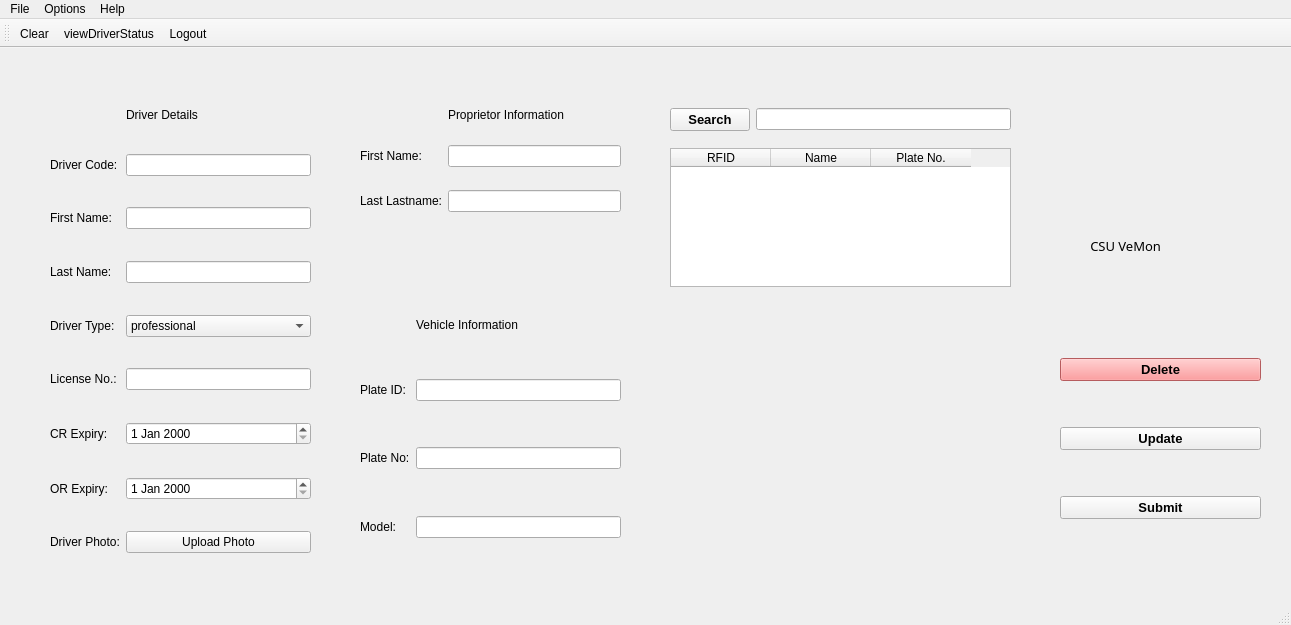
First picture: the form in ui/AdminMain.ui, repository AlienWolfX/CSU-RFID-PYQT6, before the edit.
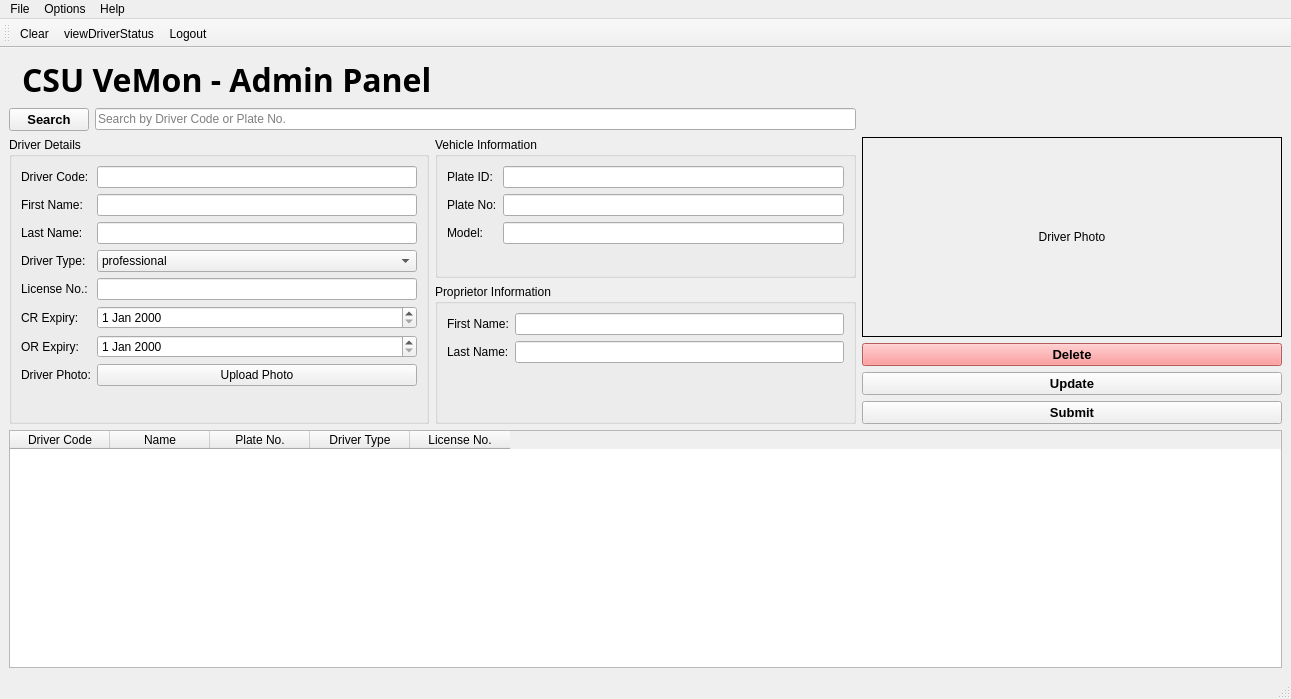
Second picture: the form after the edit. Icons and pictures are not drawn.

Commit message: Refactor UI layout and implement RFID tag reader functionality

Diff of the .ui file:
```diff
--- a/ui/AdminMain.ui
+++ b/ui/AdminMain.ui
@@ -7,7 +7,7 @@
     <x>0</x>
     <y>0</y>
     <width>1291</width>
-    <height>625</height>
+    <height>699</height>
    </rect>
   </property>
   <property name="windowTitle">
@@ -18,106 +18,128 @@
     <normaloff>../images/csuLogo.png</normaloff>../images/csuLogo.png</iconset>
   </property>
   <widget class="QWidget" name="centralwidget">
-   <widget class="QWidget" name="formLayoutWidget">
-    <property name="geometry">
-     <rect>
-      <x>50</x>
-      <y>60</y>
-      <width>261</width>
-      <height>471</height>
-     </rect>
-    </property>
-    <layout class="QFormLayout" name="formLayout">
-     <item row="1" column="1">
-      <spacer name="verticalSpacer_8">
+   <layout class="QGridLayout" name="mainGrid">
+    <item row="0" column="0" colspan="3">
+     <layout class="QHBoxLayout" name="headerLayout">
+      <item>
+       <widget class="QLabel" name="csuLogo">
+        <property name="maximumSize">
+         <size>
+          <width>120</width>
+          <height>120</height>
+         </size>
+        </property>
+        <property name="pixmap">
+         <pixmap>../images/csuLogo.png</pixmap>
+        </property>
+        <property name="scaledContents">
+         <bool>true</bool>
+        </property>
+       </widget>
+      </item>
+      <item>
+       <widget class="QLabel" name="csuLabel">
+        <property name="font">
+         <font>
+          <family>MS Reference Sans Serif</family>
+          <pointsize>24</pointsize>
+          <weight>75</weight>
+          <bold>true</bold>
+         </font>
+        </property>
+        <property name="text">
+         <string>CSU VeMon - Admin Panel</string>
+        </property>
+       </widget>
+      </item>
+      <item>
+       <spacer name="headerSpacer">
        <property name="orientation">
-        <enum>Qt::Vertical</enum>
+         <enum>Qt::Horizontal</enum>
        </property>
        <property name="sizeHint" stdset="0">
         <size>
-         <width>20</width>
-         <height>40</height>
+          <width>40</width>
+          <height>20</height>
         </size>
        </property>
       </spacer>
      </item>
+     </layout>
+    </item>
+    <item row="1" column="0" colspan="2">
+     <layout class="QHBoxLayout" name="searchLayout">
+      <item>
+       <widget class="QPushButton" name="searchButton">
+        <property name="font">
+         <font>
+          <pointsize>10</pointsize>
+          <weight>75</weight>
+          <bold>true</bold>
+         </font>
+        </property>
+        <property name="text">
+         <string>Search</string>
+        </property>
+        <property name="icon">
+         <iconset>
+          <normaloff>../images/search.svg</normaloff>../images/search.svg</iconset>
+        </property>
+       </widget>
+      </item>
+      <item>
+       <widget class="QLineEdit" name="searchValue">
+        <property name="placeholderText">
+         <string>Search by Driver Code or Plate No.</string>
+        </property>
+       </widget>
+      </item>
+     </layout>
+    </item>
      <item row="2" column="0">
+     <widget class="QGroupBox" name="driverGroup">
+      <property name="title">
+       <string>Driver Details</string>
+      </property>
+      <layout class="QFormLayout" name="driverFormLayout">
+       <item row="0" column="0">
       <widget class="QLabel" name="rfidLabel">
        <property name="text">
         <string>Driver Code:</string>
        </property>
       </widget>
      </item>
-     <item row="2" column="1">
+       <item row="0" column="1">
       <widget class="QLineEdit" name="driver_codeValue"/>
      </item>
-     <item row="3" column="1">
-      <spacer name="verticalSpacer">
-       <property name="orientation">
-        <enum>Qt::Vertical</enum>
-       </property>
-       <property name="sizeHint" stdset="0">
-        <size>
-         <width>20</width>
-         <height>40</height>
-        </size>
-       </property>
-      </spacer>
-     </item>
-     <item row="4" column="0">
+       <item row="1" column="0">
       <widget class="QLabel" name="first_nameLabel">
        <property name="text">
         <string>First Name:</string>
        </property>
       </widget>
      </item>
-     <item row="4" column="1">
+       <item row="1" column="1">
       <widget class="QLineEdit" name="dfirst_nameValue"/>
      </item>
-     <item row="5" column="1">
-      <spacer name="verticalSpacer_2">
-       <property name="orientation">
-        <enum>Qt::Vertical</enum>
-       </property>
-       <property name="sizeHint" stdset="0">
-        <size>
-         <width>20</width>
-         <height>40</height>
-        </size>
-       </property>
-      </spacer>
-     </item>
-     <item row="6" column="0">
+       <item row="2" column="0">
       <widget class="QLabel" name="last_nameLabel">
        <property name="text">
         <string>Last Name:</string>
        </property>
       </widget>
      </item>
-     <item row="6" column="1">
+       <item row="2" column="1">
       <widget class="QLineEdit" name="dlast_nameValue"/>
      </item>
-     <item row="7" column="1">
-      <spacer name="verticalSpacer_3">
-       <property name="orientation">
-        <enum>Qt::Vertical</enum>
-       </property>
-       <property name="sizeHint" stdset="0">
-        <size>
-         <width>20</width>
-         <height>40</height>
-        </size>
-       </property>
-      </spacer>
-     </item>
-     <item row="8" column="0">
+       <item row="3" column="0">
       <widget class="QLabel" name="driver_typeLabel">
        <property name="text">
         <string>Driver Type:</string>
        </property>
       </widget>
      </item>
-     <item row="8" column="1">
+       <item row="3" column="1">
       <widget class="QComboBox" name="driverTypeComboBox">
        <item>
         <property name="text">
@@ -136,347 +158,154 @@
        </item>
       </widget>
      </item>
-     <item row="9" column="1">
-      <spacer name="verticalSpacer_4">
-       <property name="orientation">
-        <enum>Qt::Vertical</enum>
-       </property>
-       <property name="sizeHint" stdset="0">
-        <size>
-         <width>20</width>
-         <height>40</height>
-        </size>
-       </property>
-      </spacer>
-     </item>
-     <item row="10" column="0">
+       <item row="4" column="0">
       <widget class="QLabel" name="licenseLabel">
        <property name="text">
         <string>License No.:</string>
        </property>
       </widget>
      </item>
-     <item row="10" column="1">
+       <item row="4" column="1">
       <widget class="QLineEdit" name="license_noValue"/>
      </item>
-     <item row="11" column="1">
-      <spacer name="verticalSpacer_5">
-       <property name="orientation">
-        <enum>Qt::Vertical</enum>
-       </property>
-       <property name="sizeHint" stdset="0">
-        <size>
-         <width>20</width>
-         <height>40</height>
-        </size>
-       </property>
-      </spacer>
-     </item>
-     <item row="12" column="0">
+       <item row="5" column="0">
       <widget class="QLabel" name="licenseLabel_2">
        <property name="text">
         <string>CR Expiry:</string>
        </property>
       </widget>
      </item>
-     <item row="12" column="1">
+       <item row="5" column="1">
       <widget class="QDateEdit" name="crExpiry"/>
      </item>
-     <item row="13" column="1">
-      <spacer name="verticalSpacer_6">
-       <property name="orientation">
-        <enum>Qt::Vertical</enum>
-       </property>
-       <property name="sizeHint" stdset="0">
-        <size>
-         <width>20</width>
-         <height>40</height>
-        </size>
-       </property>
-      </spacer>
-     </item>
-     <item row="14" column="0">
+       <item row="6" column="0">
       <widget class="QLabel" name="licenseLabel_3">
        <property name="text">
         <string>OR Expiry:</string>
        </property>
       </widget>
      </item>
-     <item row="14" column="1">
+       <item row="6" column="1">
       <widget class="QDateEdit" name="orExpiry"/>
      </item>
-     <item row="15" column="1">
-      <spacer name="verticalSpacer_7">
-       <property name="orientation">
-        <enum>Qt::Vertical</enum>
-       </property>
-       <property name="sizeHint" stdset="0">
-        <size>
-         <width>20</width>
-         <height>40</height>
-        </size>
-       </property>
-      </spacer>
-     </item>
-     <item row="16" column="0">
+       <item row="7" column="0">
       <widget class="QLabel" name="licenseLabel_4">
        <property name="text">
         <string>Driver Photo:</string>
        </property>
       </widget>
      </item>
-     <item row="16" column="1">
+       <item row="7" column="1">
       <widget class="QPushButton" name="uploadButton">
        <property name="text">
         <string>Upload Photo</string>
        </property>
       </widget>
      </item>
-     <item row="17" column="1">
-      <spacer name="verticalSpacer_9">
-       <property name="orientation">
-        <enum>Qt::Vertical</enum>
-       </property>
-       <property name="sizeHint" stdset="0">
-        <size>
-         <width>20</width>
-         <height>40</height>
-        </size>
-       </property>
-      </spacer>
-     </item>
-     <item row="0" column="1">
-      <widget class="QLabel" name="registerLabel">
-       <property name="text">
-        <string>Driver Details</string>
-       </property>
-      </widget>
-     </item>
-    </layout>
-   </widget>
-   <widget class="QWidget" name="formLayoutWidget_2">
-    <property name="geometry">
-     <rect>
-      <x>360</x>
-      <y>270</y>
-      <width>261</width>
-      <height>261</height>
-     </rect>
-    </property>
-    <layout class="QFormLayout" name="formLayout_2">
-     <item row="0" column="1">
-      <widget class="QLabel" name="registerLabel_2">
-       <property name="text">
+      </layout>
+     </widget>
+    </item>
+    <item row="2" column="1">
+     <layout class="QVBoxLayout" name="middlePanelLayout">
+      <item>
+       <widget class="QGroupBox" name="vehicleGroup">
+        <property name="title">
         <string>Vehicle Information</string>
        </property>
-      </widget>
-     </item>
-     <item row="1" column="1">
-      <spacer name="verticalSpacer_10">
-       <property name="orientation">
-        <enum>Qt::Vertical</enum>
-       </property>
-       <property name="sizeHint" stdset="0">
-        <size>
-         <width>20</width>
-         <height>40</height>
-        </size>
-       </property>
-      </spacer>
-     </item>
-     <item row="2" column="0">
+        <layout class="QFormLayout" name="vehicleFormLayout">
+         <item row="0" column="0">
       <widget class="QLabel" name="rfidLabel_2">
        <property name="text">
-        <string>Plate ID: </string>
+            <string>Plate ID:</string>
        </property>
       </widget>
      </item>
-     <item row="2" column="1">
+         <item row="0" column="1">
       <widget class="QLineEdit" name="plate_idValue"/>
      </item>
-     <item row="3" column="1">
-      <spacer name="verticalSpacer_11">
-       <property name="orientation">
-        <enum>Qt::Vertical</enum>
-       </property>
-       <property name="sizeHint" stdset="0">
-        <size>
-         <width>20</width>
-         <height>40</height>
-        </size>
-       </property>
-      </spacer>
-     </item>
-     <item row="4" column="0">
+         <item row="1" column="0">
       <widget class="QLabel" name="first_nameLabel_2">
        <property name="text">
         <string>Plate No:</string>
        </property>
       </widget>
      </item>
-     <item row="4" column="1">
+         <item row="1" column="1">
       <widget class="QLineEdit" name="plate_noValue"/>
      </item>
-     <item row="5" column="1">
-      <spacer name="verticalSpacer_12">
-       <property name="orientation">
-        <enum>Qt::Vertical</enum>
-       </property>
-       <property name="sizeHint" stdset="0">
-        <size>
-         <width>20</width>
-         <height>40</height>
-        </size>
-       </property>
-      </spacer>
-     </item>
-     <item row="6" column="0">
+         <item row="2" column="0">
       <widget class="QLabel" name="last_nameLabel_2">
        <property name="text">
         <string>Model:</string>
        </property>
       </widget>
      </item>
-     <item row="6" column="1">
+         <item row="2" column="1">
       <widget class="QLineEdit" name="modelValue"/>
      </item>
-     <item row="7" column="1">
-      <spacer name="verticalSpacer_13">
-       <property name="orientation">
-        <enum>Qt::Vertical</enum>
-       </property>
-       <property name="sizeHint" stdset="0">
-        <size>
-         <width>20</width>
-         <height>40</height>
-        </size>
-       </property>
-      </spacer>
-     </item>
-    </layout>
-   </widget>
-   <widget class="QWidget" name="formLayoutWidget_3">
-    <property name="geometry">
-     <rect>
-      <x>360</x>
-      <y>60</y>
-      <width>261</width>
-      <height>121</height>
-     </rect>
-    </property>
-    <layout class="QFormLayout" name="formLayout_3">
-     <item row="2" column="0">
+        </layout>
+       </widget>
+      </item>
+      <item>
+       <widget class="QGroupBox" name="proprietorGroup">
+        <property name="title">
+         <string>Proprietor Information</string>
+        </property>
+        <layout class="QFormLayout" name="proprietorFormLayout">
+         <item row="0" column="0">
       <widget class="QLabel" name="rfidLabel_3">
        <property name="text">
         <string>First Name:</string>
        </property>
       </widget>
      </item>
-     <item row="2" column="1">
+         <item row="0" column="1">
       <widget class="QLineEdit" name="pfirst_nameValue"/>
      </item>
-     <item row="4" column="0">
+         <item row="1" column="0">
       <widget class="QLabel" name="first_nameLabel_3">
        <property name="text">
-        <string>Last Lastname:</string>
+            <string>Last Name:</string>
        </property>
       </widget>
      </item>
-     <item row="4" column="1">
+         <item row="1" column="1">
       <widget class="QLineEdit" name="plast_nameValue"/>
      </item>
-     <item row="0" column="1">
-      <widget class="QLabel" name="registerLabel_3">
-       <property name="text">
-        <string>Proprietor Information</string>
-       </property>
-      </widget>
-     </item>
-     <item row="1" column="1">
-      <spacer name="verticalSpacer_14">
-       <property name="orientation">
-        <enum>Qt::Vertical</enum>
-       </property>
-       <property name="sizeHint" stdset="0">
-        <size>
-         <width>20</width>
-         <height>40</height>
-        </size>
-       </property>
-      </spacer>
-     </item>
-     <item row="3" column="1">
-      <spacer name="verticalSpacer_15">
-       <property name="orientation">
-        <enum>Qt::Vertical</enum>
-       </property>
-       <property name="sizeHint" stdset="0">
-        <size>
-         <width>20</width>
-         <height>40</height>
-        </size>
-       </property>
-      </spacer>
-     </item>
-     <item row="5" column="1">
-      <spacer name="verticalSpacer_16">
-       <property name="orientation">
-        <enum>Qt::Vertical</enum>
-       </property>
-       <property name="sizeHint" stdset="0">
-        <size>
-         <width>20</width>
-         <height>40</height>
-        </size>
-       </property>
-      </spacer>
-     </item>
-    </layout>
-   </widget>
-   <widget class="QWidget" name="verticalLayoutWidget">
-    <property name="geometry">
-     <rect>
-      <x>670</x>
-      <y>270</y>
-      <width>341</width>
-      <height>261</height>
-     </rect>
-    </property>
-    <layout class="QVBoxLayout" name="verticalLayout_2">
+        </layout>
+       </widget>
+      </item>
+     </layout>
+    </item>
+    <item row="2" column="2">
+     <layout class="QVBoxLayout" name="rightPanelLayout">
      <item>
       <widget class="QLabel" name="userPhoto">
+        <property name="sizePolicy">
+         <sizepolicy hsizetype="Expanding" vsizetype="Expanding">
+          <horstretch>1</horstretch>
+          <verstretch>1</verstretch>
+         </sizepolicy>
+        </property>
+        <property name="minimumSize">
+         <size>
+          <width>200</width>
+          <height>200</height>
+         </size>
+        </property>
+        <property name="frameShape">
+         <enum>QFrame::Box</enum>
+        </property>
        <property name="text">
-        <string/>
+         <string>Driver Photo</string>
        </property>
        <property name="scaledContents">
         <bool>true</bool>
        </property>
-      </widget>
-     </item>
-    </layout>
-   </widget>
-   <widget class="QWidget" name="verticalLayoutWidget_2">
-    <property name="geometry">
-     <rect>
-      <x>1060</x>
-      <y>270</y>
-      <width>201</width>
-      <height>241</height>
-     </rect>
-    </property>
-    <layout class="QVBoxLayout" name="verticalLayout_3">
-     <item>
-      <spacer name="verticalSpacer_22">
-       <property name="orientation">
-        <enum>Qt::Vertical</enum>
-       </property>
-       <property name="sizeHint" stdset="0">
-        <size>
-         <width>20</width>
-         <height>40</height>
-        </size>
-       </property>
-      </spacer>
+        <property name="alignment">
+         <set>Qt::AlignCenter</set>
+        </property>
+       </widget>
      </item>
      <item>
       <widget class="QPushButton" name="deleteButton">
@@ -499,19 +328,6 @@
        </property>
       </widget>
      </item>
-     <item>
-      <spacer name="verticalSpacer_19">
-       <property name="orientation">
-        <enum>Qt::Vertical</enum>
-       </property>
-       <property name="sizeHint" stdset="0">
-        <size>
-         <width>20</width>
-         <height>40</height>
-        </size>
-       </property>
-      </spacer>
-     </item>
      <item>
       <widget class="QPushButton" name="updateButton">
        <property name="font">
@@ -521,9 +337,6 @@
          <bold>true</bold>
         </font>
        </property>
-       <property name="styleSheet">
-        <string notr="true"/>
-       </property>
        <property name="text">
         <string>Update</string>
        </property>
@@ -533,19 +346,6 @@
        </property>
       </widget>
      </item>
-     <item>
-      <spacer name="verticalSpacer_20">
-       <property name="orientation">
-        <enum>Qt::Vertical</enum>
-       </property>
-       <property name="sizeHint" stdset="0">
-        <size>
-         <width>20</width>
-         <height>40</height>
-        </size>
-       </property>
-      </spacer>
-     </item>
      <item>
       <widget class="QPushButton" name="submitButton">
        <property name="font">
@@ -555,9 +355,6 @@
          <bold>true</bold>
         </font>
        </property>
-       <property name="styleSheet">
-        <string notr="true"/>
-       </property>
        <property name="text">
         <string>Submit</string>
        </property>
@@ -567,98 +364,28 @@
        </property>
       </widget>
      </item>
-     <item>
-      <spacer name="verticalSpacer_21">
-       <property name="orientation">
-        <enum>Qt::Vertical</enum>
-       </property>
-       <property name="sizeHint" stdset="0">
-        <size>
-         <width>20</width>
-         <height>40</height>
-        </size>
-       </property>
-      </spacer>
-     </item>
-    </layout>
-   </widget>
-   <widget class="QWidget" name="formLayoutWidget_4">
-    <property name="geometry">
-     <rect>
-      <x>670</x>
-      <y>60</y>
-      <width>341</width>
-      <height>41</height>
-     </rect>
-    </property>
-    <layout class="QFormLayout" name="formLayout_5">
-     <item row="1" column="1">
-      <widget class="QLineEdit" name="searchValue"/>
-     </item>
-     <item row="1" column="0">
-      <widget class="QPushButton" name="searchButton">
-       <property name="font">
-        <font>
-         <pointsize>10</pointsize>
-         <weight>75</weight>
-         <bold>true</bold>
-        </font>
-       </property>
-       <property name="styleSheet">
-        <string notr="true"/>
-       </property>
-       <property name="text">
-        <string>Search</string>
-       </property>
-       <property name="icon">
-        <iconset>
-         <normaloff>../images/search.svg</normaloff>../images/search.svg</iconset>
-       </property>
-      </widget>
-     </item>
-     <item row="2" column="1">
-      <spacer name="verticalSpacer_17">
-       <property name="orientation">
-        <enum>Qt::Vertical</enum>
-       </property>
-       <property name="sizeHint" stdset="0">
-        <size>
-         <width>20</width>
-         <height>40</height>
-        </size>
-       </property>
-      </spacer>
-     </item>
-     <item row="2" column="0">
-      <spacer name="verticalSpacer_18">
-       <property name="orientation">
-        <enum>Qt::Vertical</enum>
-       </property>
-       <property name="sizeHint" stdset="0">
-        <size>
-         <width>20</width>
-         <height>40</height>
-        </size>
-       </property>
-      </spacer>
-     </item>
-    </layout>
-   </widget>
+     </layout>
+    </item>
+    <item row="3" column="0" colspan="3">
    <widget class="QTableWidget" name="detailsTable">
-    <property name="geometry">
-     <rect>
-      <x>670</x>
-      <y>100</y>
-      <width>341</width>
-      <height>139</height>
-     </rect>
+      <property name="sizePolicy">
+       <sizepolicy hsizetype="Expanding" vsizetype="Expanding">
+        <horstretch>1</horstretch>
+        <verstretch>1</verstretch>
+       </sizepolicy>
+      </property>
+      <property name="minimumSize">
+       <size>
+        <width>0</width>
+        <height>150</height>
+       </size>
     </property>
     <property name="editTriggers">
      <set>QAbstractItemView::NoEditTriggers</set>
     </property>
     <column>
      <property name="text">
-      <string>RFID</string>
+        <string>Driver Code</string>
      </property>
     </column>
     <column>
@@ -671,60 +398,19 @@
       <string>Plate No.</string>
      </property>
     </column>
-   </widget>
-   <widget class="QWidget" name="verticalLayoutWidget_3">
-    <property name="geometry">
-     <rect>
-      <x>1070</x>
-      <y>60</y>
-      <width>142</width>
-      <height>181</height>
-     </rect>
-    </property>
-    <layout class="QVBoxLayout" name="verticalLayout_4">
-     <item>
-      <widget class="QLabel" name="csuLogo">
-       <property name="sizePolicy">
-        <sizepolicy hsizetype="Preferred" vsizetype="Preferred">
-         <horstretch>0</horstretch>
-         <verstretch>0</verstretch>
-        </sizepolicy>
-       </property>
-       <property name="maximumSize">
-        <size>
-         <width>140</width>
-         <height>130</height>
-        </size>
-       </property>
-       <property name="lineWidth">
-        <number>0</number>
-       </property>
+      <column>
        <property name="text">
-        <string/>
+        <string>Driver Type</string>
        </property>
-       <property name="pixmap">
-        <pixmap>../images/csuLogo.png</pixmap>
-       </property>
-       <property name="scaledContents">
-        <bool>true</bool>
-       </property>
-      </widget>
-     </item>
-     <item>
-      <widget class="QLabel" name="csuLabel">
-       <property name="font">
-        <font>
-         <family>MS Reference Sans Serif</family>
-         <pointsize>10</pointsize>
-        </font>
-       </property>
+      </column>
+      <column>
        <property name="text">
-        <string>      CSU VeMon</string>
+        <string>License No.</string>
        </property>
+      </column>
       </widget>
      </item>
     </layout>
-   </widget>
   </widget>
   <widget class="QMenuBar" name="menubar">
    <property name="geometry">
```
Lines whose indentation alone changed are shown as unchanged. The commit also changes 7 other files.
